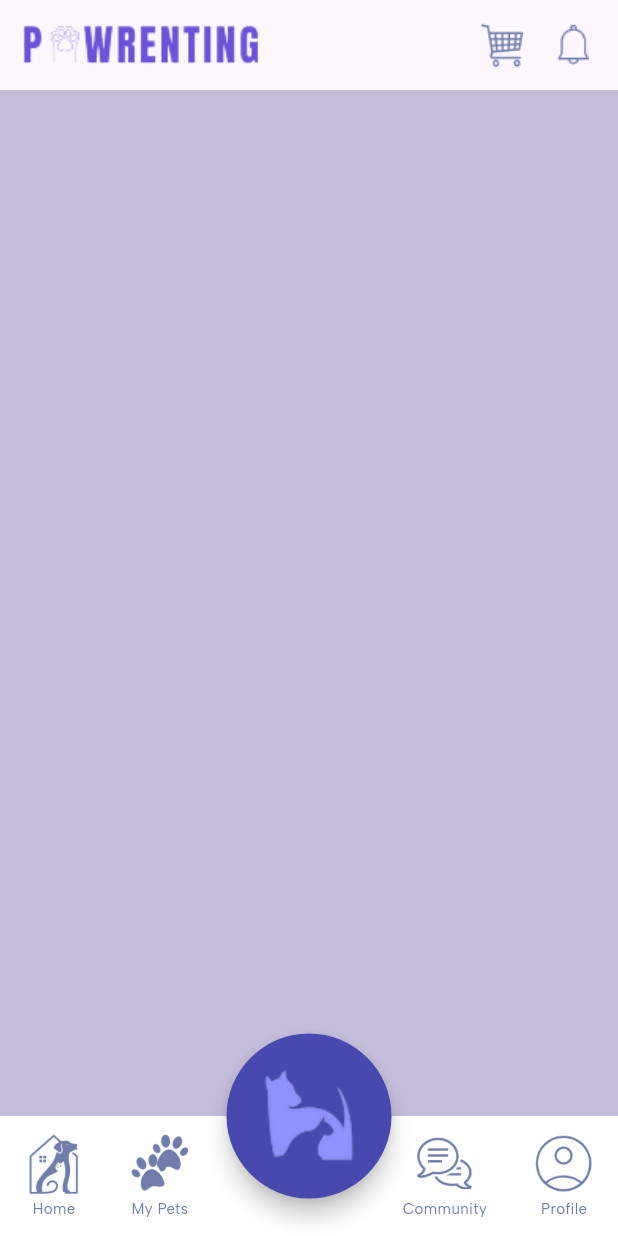
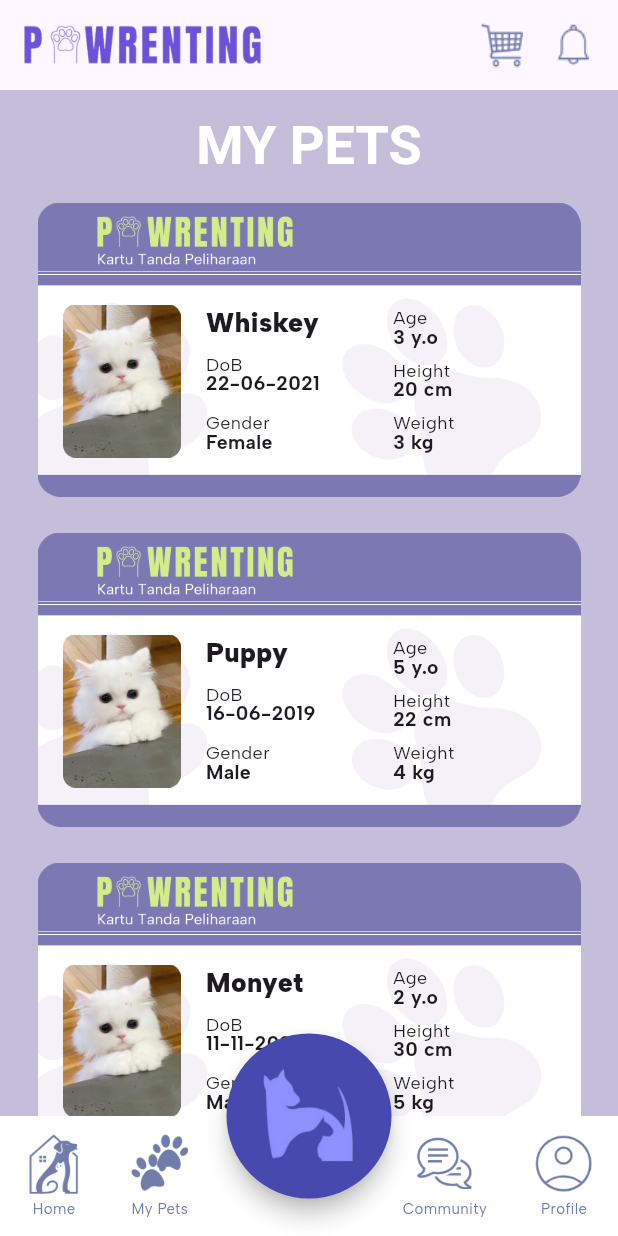
Before and after one commit to sirocco39/pawrenting, a Flutter app: the screen it shows after launch, on a phone screen of 412 x 824 dp. Run offline on Flutter 3.47's test engine with Material 3 defaults, Android fonts, the phone set to English and light mode, and no system bars; Roboto replaces fonts that are missing (Albert Sans); project files that could hold a hidden picture were left out.

Commit message:
pet list progress 1

```diff
--- /dev/null
+++ b/lib/components/navbar.dart
@@ -0,0 +1,71 @@
+import 'package:flutter/material.dart';
+
+class navBar extends StatelessWidget {
+  const navBar({super.key});
+
+  @override
+  Widget build(BuildContext context) {
+    return BottomAppBar(
+      color: Colors.white,
+      child: Container(
+        height: 80,
+        child: Row(
+          mainAxisAlignment: MainAxisAlignment.spaceBetween,
+          children: [
+            Container(
+              child: Column(
+                mainAxisAlignment: MainAxisAlignment.spaceBetween,
+                children: [
+                  ImageIcon(AssetImage('assets/icons/homeicon.png'),
+                    size: 40,
+                    color: Color(0xff707DAB),),
+                  Text('Home',
+                  style: TextStyle(fontSize: 10, color: Color(0xff707DAB)),),
+                ],
+              ),
+            ),
+            Container(
+              child: Column(
+                mainAxisAlignment: MainAxisAlignment.spaceBetween,
+                children: [
+                  ImageIcon(AssetImage('assets/icons/mypet.png'),
+                    size: 38,
+                    color: Color(0xff707DAB),),
+                  Text('My Pets',
+                  style: TextStyle(fontSize: 10, color: Color(0xff707DAB)))
+                ],
+              ),
+            ),
+            SizedBox(
+              width: 80,
+            ),
+            Container(
+              child: Column(
+                mainAxisAlignment: MainAxisAlignment.spaceBetween,
+                children: [
+                  ImageIcon(AssetImage('assets/icons/communityicon.png'),
+                    size: 38,
+                    color: Color(0xff707DAB),),
+                  Text('Community',
+                  style: TextStyle(fontSize: 10, color: Color(0xff707DAB)),),
+                ],
+              ),
+            ),
+            Container(
+              child: Column(
+                mainAxisAlignment: MainAxisAlignment.spaceBetween,
+                children: [
+                  ImageIcon(AssetImage('assets/icons/profile2.png'),
+                    size: 40,
+                    color: Color(0xff707DAB),),
+                  Text('Profile',
+                  style: TextStyle(fontSize: 10, color: Color(0xff707DAB)),),
+                ],
+              ),
+            ),
+          ],
+        ),
+      ),
+    );
+  }
+}
--- /dev/null
+++ b/lib/components/petCard.dart
@@ -0,0 +1,178 @@
+import 'package:flutter/material.dart';
+
+class petCard extends StatelessWidget {
+  final String name;
+  final String gender;
+  final int age;
+  final String dob;
+  final int weight;
+  final int height;
+
+  petCard({
+    required this.name,
+    required this.gender,
+    required this.age,
+    required this.dob,
+    required this.weight,
+    required this.height,
+  });
+
+  @override
+  Widget build(BuildContext context) {
+    return Container(
+      child: Stack(
+        children: <Widget>[
+          Image(image: AssetImage('assets/icons/ktp.png')),
+          Positioned(
+            child: Container(
+              padding: EdgeInsets.fromLTRB(15, 68, 15, 30),
+              child: Row(
+                mainAxisAlignment: MainAxisAlignment.spaceBetween,
+                children: [
+                  Container(
+                    width: 82.5,
+                    decoration: BoxDecoration(
+                      borderRadius: BorderRadius.circular(10),
+                      // color: Colors.grey,
+                    ),
+                    child: Image.asset('assets/icons/whiskey.png'),
+                  ),
+                  Container(
+                    // color: Colors.green,
+                    padding: EdgeInsets.fromLTRB(0, 5, 0, 5),
+                    width: 110,
+                    child: Column(
+                      crossAxisAlignment: CrossAxisAlignment.start,
+                      mainAxisAlignment: MainAxisAlignment.spaceBetween,
+                      children: [
+                        Text(
+                          name,
+                          style: TextStyle(
+                            fontSize: 18,
+                            fontWeight: FontWeight.w900,
+                            height: 0.75
+                          ),
+                        ),
+                        Column(
+                          crossAxisAlignment: CrossAxisAlignment.start,
+                          children: [
+                            Text(
+                              'DoB',
+                              style: TextStyle(
+                                fontSize: 12,
+                                fontWeight: FontWeight.w400
+                              ),
+                            ),
+                            Text(
+                              dob,
+                              style: TextStyle(
+                                fontSize: 13,
+                                fontWeight: FontWeight.w700,
+                                height: 0.75
+                              ),
+                            )
+                          ],
+                        ),
+                        Column(
+                          crossAxisAlignment: CrossAxisAlignment.start,
+                          children: [
+                            Text(
+                              'Gender',
+                              style: TextStyle(
+                                fontSize: 12,
+                                fontWeight: FontWeight.w400,
+                              ),
+                            ),
+                            Text(
+                              gender,
+                              style: TextStyle(
+                                fontSize: 13,
+                                fontWeight: FontWeight.w700,
+                                height: 0.75
+                              ),
+                            )
+                          ],
+                        ),
+                      ]
+                    ),
+                  ),
+                  Container(
+                    // color: Colors.green,
+                    padding: EdgeInsets.fromLTRB(0, 0, 0, 5),
+                    width: 110,
+                    child: Column(
+                      crossAxisAlignment: CrossAxisAlignment.start,
+                      mainAxisAlignment: MainAxisAlignment.spaceBetween,
+                      children: [
+                        Column(
+                          crossAxisAlignment: CrossAxisAlignment.start,
+                          children: [
+                            Text(
+                              'Age',
+                              style: TextStyle(
+                                fontSize: 12,
+                                fontWeight: FontWeight.w400
+                              ),
+                            ),
+                            Text(
+                              age.toString() + ' y.o',
+                              style: TextStyle(
+                                fontSize: 13,
+                                fontWeight: FontWeight.w700,
+                                height: 0.75
+                              ),
+                            )
+                          ],
+                        ),
+                        Column(
+                          crossAxisAlignment: CrossAxisAlignment.start,
+                          children: [
+                            Text(
+                              'Height',
+                              style: TextStyle(
+                                fontSize: 12,
+                                fontWeight: FontWeight.w400
+                              ),
+                            ),
+                            Text(
+                              height.toString() + ' cm',
+                              style: TextStyle(
+                                fontSize: 13,
+                                fontWeight: FontWeight.w700,
+                                height: 0.75
+                              ),
+                            )
+                          ],
+                        ),
+                        Column(
+                          crossAxisAlignment: CrossAxisAlignment.start,
+                          children: [
+                            Text(
+                              'Weight',
+                              style: TextStyle(
+                                fontSize: 12,
+                                fontWeight: FontWeight.w400,
+                              ),
+                            ),
+                            Text(
+                              weight.toString() + ' kg',
+                              style: TextStyle(
+                                fontSize: 13,
+                                fontWeight: FontWeight.w700,
+                                height: 0.75
+                              ),
+                            )
+                          ],
+                        ),
+                      ]
+                    ),
+                  ),
+                ],
+              )
+            ),
+          )
+        ]
+      ),
+    );
+  }
+}
--- /dev/null
+++ b/lib/components/translateButton.dart
@@ -0,0 +1,21 @@
+import 'package:flutter/material.dart';
+
+class translateButton extends StatelessWidget {
+  const translateButton({super.key});
+
+  @override
+  Widget build(BuildContext context) {
+    return SizedBox(
+      width: 110,
+      height: 110,
+      child: FittedBox(
+        child: FloatingActionButton.large(
+          onPressed: null,
+          shape: CircleBorder(),
+          backgroundColor: Color(0xff4749AE),
+          child: Image.asset('assets/icons/translate.png', height: 55,)
+          ),
+      ),
+    );
+  }
+}
--- a/lib/models/pet.dart
+++ b/lib/models/pet.dart
@@ -4,11 +4,17 @@ class Pet {
   String name;
   int age;
   String gender;
+  String dob;
+  int weight;
+  int height;
 
   Pet({
     required this.name,
     required this.age,
     required this.gender,
+    required this.dob,
+    required this.height,
+    required this.weight,
   });
 
   static List<Pet> getPetList(){
@@ -18,6 +24,29 @@ class Pet {
         name: 'Whiskey',
         age: 3,
         gender: 'Female',
+        dob: '22-06-2021',
+        height: 20,
+        weight: 3,
+        )
+    );
+    petList.add(
+      Pet(
+        name: 'Puppy',
+        age: 5,
+        gender: 'Male',
+        dob: '16-06-2019',
+        height: 22,
+        weight: 4,
+        )
+    );
+        petList.add(
+      Pet(
+        name: 'Monyet',
+        age: 2,
+        gender: 'Male',
+        dob: '11-11-2022',
+        height: 30,
+        weight: 5,
         )
     );
     return petList;
--- a/lib/pages/petlist.dart
+++ b/lib/pages/petlist.dart
@@ -1,5 +1,6 @@
 import 'package:flutter/material.dart';
 import 'package:pawrenting/models/pet.dart';
+import 'package:pawrenting/components/petCard.dart';
 
 class myPets extends StatefulWidget {
   const myPets({super.key});
@@ -9,21 +10,73 @@ class myPets extends StatefulWidget {
 }
 
 class _myPetsState extends State<myPets> {
+  List<Pet> petList = [];
+  List<String> textList = [
+    'anjay1',
+    'anjay2',
+    'anjay3',
+    'anjay4',
+    'anjay5'
+  ];
+
+  void getPetList(){
+    petList = Pet.getPetList();
+  }
   @override
 
-  List<Pet> petList = [];
+
   Widget build(BuildContext context) {
+    getPetList();
     return Scaffold(
       backgroundColor: Color(0xffC5BEDB),
       appBar: appBar(),
-      body: SingleChildScrollView(
-        child: Container(
-          child: Column(
-            children: [
-
-            ],
+      body: CustomScrollView(
+        slivers: [
+          SliverAppBar(
+            toolbarHeight: 75,
+            centerTitle: true,
+            backgroundColor: Colors.transparent,
+            title: Text(
+              'MY PETS',
+              style: TextStyle(
+                fontFamily: 'Albert Sans',
+                fontSize: 36,
+                fontWeight: FontWeight.bold,
+                color: Colors.white
+              ),
+            ),
           ),
-        ),
+          SliverPadding(
+            padding: EdgeInsets.fromLTRB(25, 0, 25, 25),
+            sliver: SliverGrid(
+            delegate: SliverChildBuilderDelegate(
+              (BuildContext context, int index){
+                return petCard(
+                  name: petList[index].name,
+                  gender: petList[index].gender,
+                  age: petList[index].age,
+                  dob: petList[index].dob,
+                  weight: petList[index].weight,
+                  height: petList[index].height,
+                  );
+              },
+                childCount: petList.length
+              ),
+                gridDelegate: const SliverGridDelegateWithMaxCrossAxisExtent(
+                maxCrossAxisExtent: double.infinity,
+                mainAxisExtent: 200,
+                mainAxisSpacing: 20,
+              )
+            )
+          ),
+          SliverToBoxAdapter(
+            child: Container(
+              color: Colors.red,
+              width: 100,
+              height: 100,
+            )
+          )
+        ],
       ),
       floatingActionButton: translateButton(),
       bottomNavigationBar: navBar(),
```
Also changed, not shown: assets/icons/ktp.png (added), assets/icons/pawrentingLogo.png, assets/icons/translate.png, assets/icons/whiskey.png (added).
